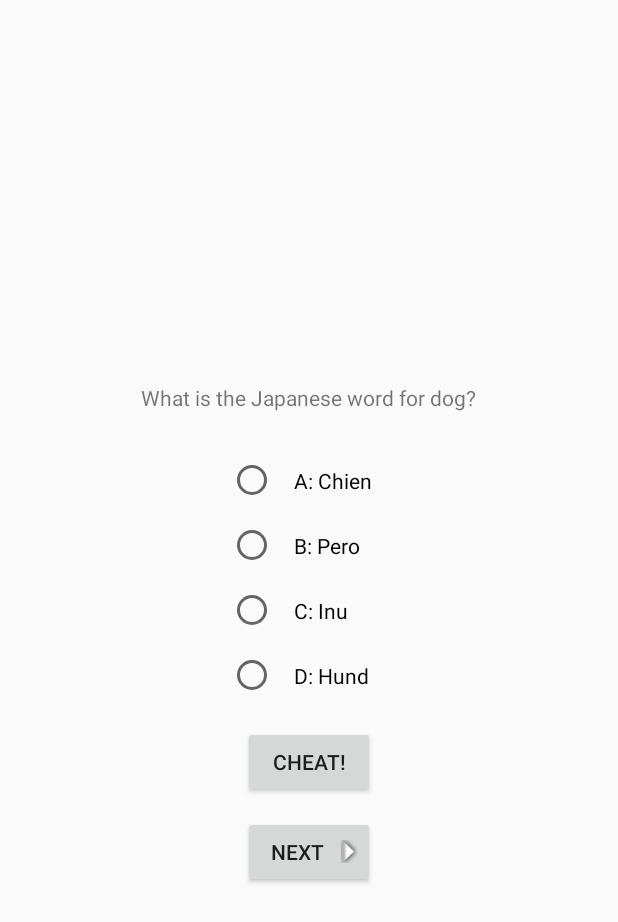
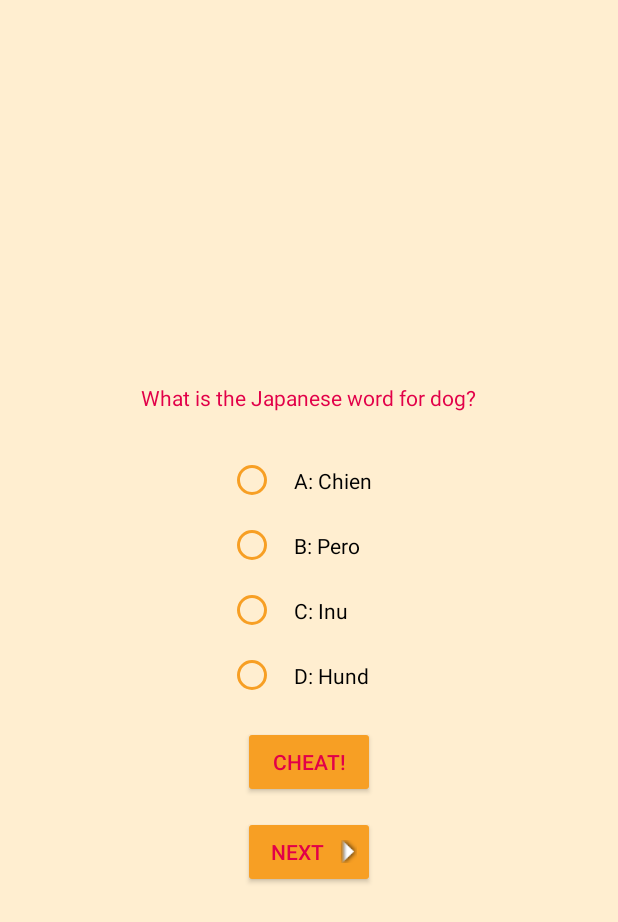
Before and after one commit to imjiazhen/ECE_558_project2, an Android app: the screen it shows after launch (QuizActivity), after a tap on "START", on a phone screen of 412 x 824 dp. Shown: the top 922 px of the screen. Run offline under Robolectric (Android 15) with nearby library versions, the phone set to English and light mode, and no system bars.

Commit message:
Added colors, styling, background image to HomeActivity

```diff
--- a/app/src/main/AndroidManifest.xml
+++ b/app/src/main/AndroidManifest.xml
@@ -5,9 +5,8 @@
     <application
 
         android:allowBackup="true"
-        android:icon="@mipmap/ic_launcher"
+        android:icon="@mipmap/quiz_icon_launcher"
         android:label="@string/app_name"
-        android:roundIcon="@mipmap/ic_launcher_round"
         android:supportsRtl="true"
         android:theme="@style/AppTheme" >
 
--- a/app/src/main/res/layout-land/activity_home.xml
+++ b/app/src/main/res/layout-land/activity_home.xml
@@ -3,6 +3,7 @@
 <LinearLayout xmlns:android="http://schemas.android.com/apk/res/android"
               android:gravity="center"
               android:orientation="vertical"
+              android:background="@drawable/gradient4_1080_1920_r90"
               android:layout_width="match_parent"
               android:layout_height="match_parent">
 
--- a/app/src/main/res/layout/activity_home.xml
+++ b/app/src/main/res/layout/activity_home.xml
@@ -3,6 +3,7 @@
 <LinearLayout xmlns:android="http://schemas.android.com/apk/res/android"
               android:gravity="center_horizontal"
               android:orientation="vertical"
+              android:background="@drawable/gradient4_1080_1920"
               android:layout_width="match_parent"
               android:layout_height="match_parent">
 
--- a/app/src/main/res/values/colors.xml
+++ b/app/src/main/res/values/colors.xml
@@ -1,6 +1,19 @@
 <?xml version="1.0" encoding="utf-8"?>
 <resources>
-    <color name="colorPrimary">#3F51B5</color>
-    <color name="colorPrimaryDark">#303F9F</color>
-    <color name="colorAccent">#FF4081</color>
+
+    <!--E20049 = red-->
+    <!--7C064D = purple-->
+    <!--F79F24 = gold-->
+    <!--FFEED0 = white-->
+
+    <color name="colorPrimary">#F79F24</color>
+    <color name="colorPrimaryDark">#7C064D</color>
+    <color name="colorAccent">#FF847C</color>
+    <color name="colorText">#E20049</color>
+    <color name="colorTextPrimary">#E20049</color>
+    <color name="colorTextSecondary">#F79F24</color>
+    <color name="colorBackground">#FFEED0</color>
+    <color name="colorButton">#F79F24</color>
+    <color name="colorHint">#7C064D</color>
+
 </resources>
--- a/app/src/main/res/values/styles.xml
+++ b/app/src/main/res/values/styles.xml
@@ -3,9 +3,34 @@
     <!-- Base application theme. -->
     <style name="AppTheme" parent="Theme.AppCompat.Light.DarkActionBar">
         <!-- Customize your theme here. -->
+
+        <!--Color of the banner outside app-->
         <item name="colorPrimary">@color/colorPrimary</item>
+
+        <!--Color of the top banner inside app-->
         <item name="colorPrimaryDark">@color/colorPrimaryDark</item>
+
+        <!--Color of the radio buttons-->
         <item name="colorAccent">@color/colorAccent</item>
+
+        <!--Color of the text for radio buttons, question string-->
+        <item name="android:textColor">@color/colorText</item>
+
+        <!--Main color of the app's text-->
+        <item name="android:textColorPrimary">@color/colorTextPrimary</item>
+
+        <!--Secondary color of the app's text-->
+        <item name="android:textColorSecondary">@color/colorTextSecondary</item>
+
+        <!--Background color of the app-->
+        <item name="android:colorBackground">@color/colorBackground</item>
+
+        <!--Button color-->
+        <item name="android:colorButtonNormal">@color/colorButton</item>
+
+        <!--Hint color-->
+        <item name="android:textColorHint">@color/colorHint</item>
+
     </style>
 
 </resources>
```
Also changed, not shown: app/src/main/quiz_icon_launcher-web.png (added), app/src/main/res/drawable/gradient1_1080_1920.png (added), app/src/main/res/drawable/gradient2_1080_1920.png (added), app/src/main/res/drawable/gradient3_1080_1920.png (added), app/src/main/res/drawable/gradient4_1080_1920.png (added), app/src/main/res/drawable/gradient4_1080_1920_r90.png (added), app/src/main/res/drawable/gradient5_1080_1920.png (added), app/src/main/res/drawable/gradient6_1080_1920.png (added), app/src/main/res/mipmap-hdpi/quiz_icon_launcher.png (added), app/src/main/res/mipmap-mdpi/quiz_icon_launcher.png (added), app/src/main/res/mipmap-xhdpi/quiz_icon_launcher.png (added), app/src/main/res/mipmap-xxhdpi/quiz_icon_launcher.png (added), app/src/main/res/mipmap-xxxhdpi/quiz_icon_launcher.png (added).
